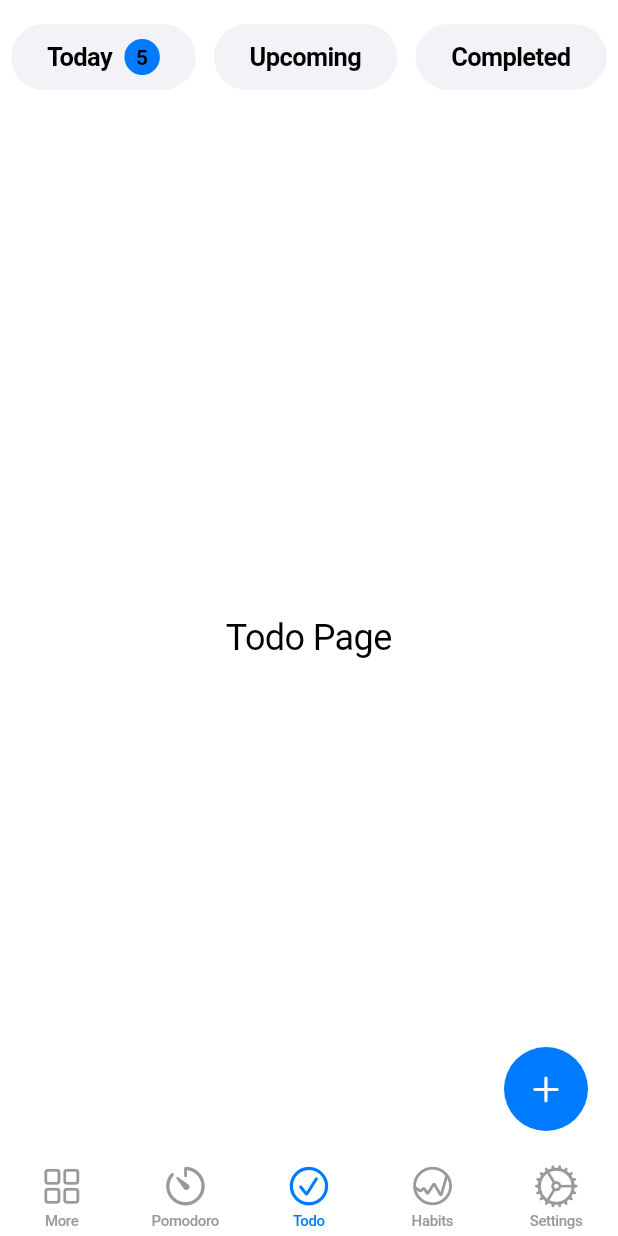
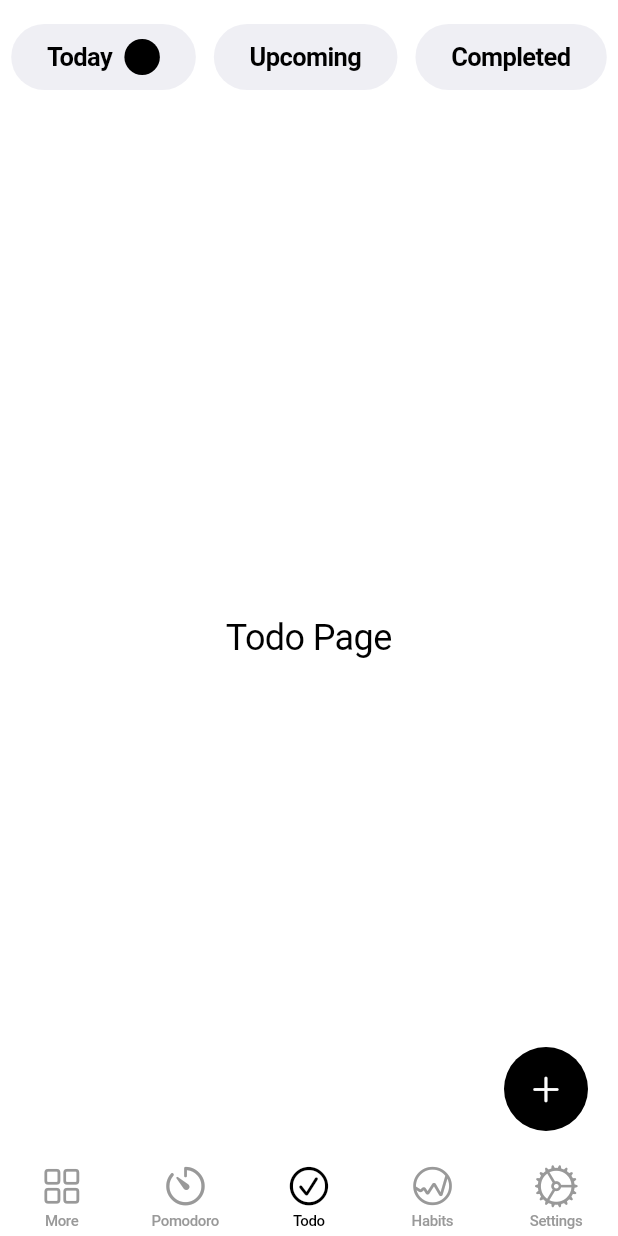
Before and after one commit to surtecha/karman, a Flutter app: the screen it shows after launch, on a phone screen of 412 x 824 dp. Run offline on Flutter 3.47's test engine with Material 3 defaults, Android fonts, the phone set to English and light mode, and no system bars.

Commit message:
update: add accent colors

```diff
--- a/lib/color_scheme.dart
+++ b/lib/color_scheme.dart
@@ -12,38 +12,47 @@ class AppColorScheme extends InheritedWidget {
     return result!;
   }
 
+  static bool _isDarkMode(BuildContext context) =>
+      MediaQuery.of(context).platformBrightness == Brightness.dark;
+
+  static Color defaultColor(BuildContext context) {
+    return _isDarkMode(context)
+        ? CupertinoColors.white
+        : CupertinoColors.black;
+  }
+  static const Color red = CupertinoColors.systemRed;
+  static const Color blue = CupertinoColors.systemBlue;
+  static const Color green = CupertinoColors.systemGreen;
+  static const Color orange = CupertinoColors.systemOrange;
+  static const Color purple = CupertinoColors.systemPurple;
+  static const Color indigo = CupertinoColors.systemIndigo;
+  static const Color cyan = CupertinoColors.systemCyan;
+
   static Color primary(BuildContext context) {
     return CupertinoColors.systemBackground;
   }
 
   static Color secondary(BuildContext context) {
-    return MediaQuery.of(context).platformBrightness == Brightness.dark
+    return _isDarkMode(context)
         ? CupertinoColors.darkBackgroundGray
-        : CupertinoColors.systemGrey6;
+        : CupertinoColors.extraLightBackgroundGray;
   }
 
   static Color accent(BuildContext context) {
-    return CupertinoColors.systemBlue;
+    return AppColorScheme.defaultColor(context);
   }
 
   static Color textPrimary(BuildContext context) {
-    return MediaQuery.of(context).platformBrightness == Brightness.dark
+    return _isDarkMode(context)
         ? CupertinoColors.white
         : CupertinoColors.black;
   }
 
   static Color textSecondary(BuildContext context) {
-    return MediaQuery.of(context).platformBrightness == Brightness.dark
+    return _isDarkMode(context)
         ? CupertinoColors.systemGrey
         : CupertinoColors.systemGrey2;
   }
-
-  static const Color red = CupertinoColors.systemRed;
-  static const Color blue = CupertinoColors.systemBlue;
-  static const Color orange = CupertinoColors.systemOrange;
-  static const Color green = CupertinoColors.systemGreen;
-  static const Color purple = CupertinoColors.systemPurple;
-  static const Color teal = CupertinoColors.systemTeal;
 
   @override
   bool updateShouldNotify(AppColorScheme oldWidget) {
```
